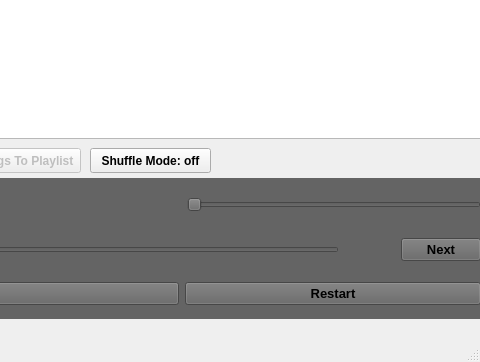
Above: mainwindow.ui from Pottarr/QtGroove before the change; both pictures show x 420 to 900 and y 272 to 634 of the 900 by 634 pixel window. Below: the same form after it.
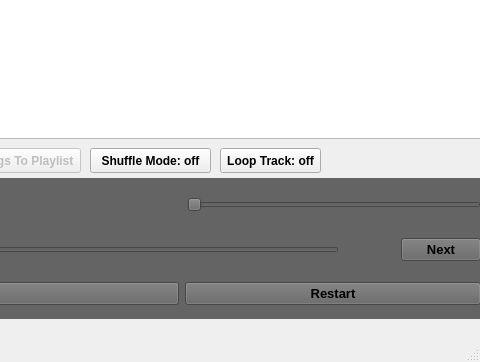
That is the form after the change.

Commit message:
Added shuffle mode and loop track button
- Users can now shuffle to random tracks in any selected playlist
- Added the ability to loop individual tracks
- Added error handling for when switching to playlist with fewer songs
and program crashed
- Minor song title showing update

Diff of the .ui file:
```diff
--- a/mainwindow.ui
+++ b/mainwindow.ui
@@ -423,6 +423,24 @@
      <string>Shuffle Mode: off</string>
     </property>
    </widget>
+   <widget class="QPushButton" name="loopTrackButton">
+    <property name="geometry">
+     <rect>
+      <x>640</x>
+      <y>420</y>
+      <width>101</width>
+      <height>25</height>
+     </rect>
+    </property>
+    <property name="font">
+     <font>
+      <bold>true</bold>
+     </font>
+    </property>
+    <property name="text">
+     <string>Loop Track: off</string>
+    </property>
+   </widget>
    <zorder>songSlot</zorder>
    <zorder>controlPanelFrame</zorder>
    <zorder>openFile</zorder>
```
Left out of the diff: 3 changed lines with no effect on the pictures. The commit also changes 2 other files.
